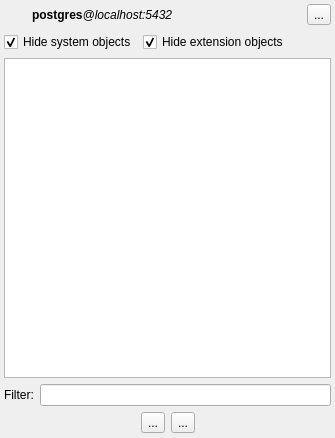
The window that libpgmodeler_ui/ui/databaseexplorerwidget.ui (pgmodeler/pgmodeler) describes before a commit, drawn with Qt 5.
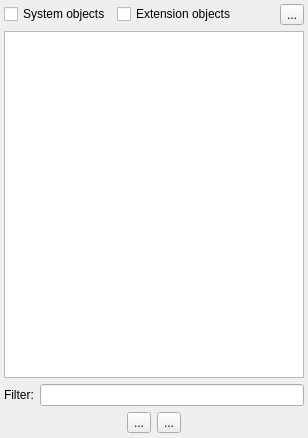
The same window after the commit. Icons and pictures are not drawn.

Patch:
```diff
--- a/libpgmodeler_ui/ui/databaseexplorerwidget.ui
+++ b/libpgmodeler_ui/ui/databaseexplorerwidget.ui
@@ -6,7 +6,7 @@
    <rect>
     <x>0</x>
     <y>0</y>
-    <width>335</width>
+    <width>308</width>
     <height>438</height>
    </rect>
   </property>
@@ -27,45 +27,45 @@
     <number>4</number>
    </property>
    <item>
-    <layout class="QHBoxLayout" name="horizontalLayout">
+    <layout class="QHBoxLayout" name="horizontalLayout_5">
      <item>
-      <widget class="QLabel" name="label_5">
-       <property name="minimumSize">
-        <size>
-         <width>22</width>
-         <height>22</height>
-        </size>
-       </property>
-       <property name="maximumSize">
-        <size>
-         <width>22</width>
-         <height>22</height>
-        </size>
-       </property>
-       <property name="text">
-        <string/>
-       </property>
-       <property name="pixmap">
-        <pixmap resource="../res/resources.qrc">:/icones/icones/database.png</pixmap>
-       </property>
-       <property name="scaledContents">
+      <widget class="QCheckBox" name="sys_objs_chk">
+       <property name="enabled">
         <bool>true</bool>
        </property>
+       <property name="sizePolicy">
+        <sizepolicy hsizetype="Preferred" vsizetype="Fixed">
+         <horstretch>0</horstretch>
+         <verstretch>0</verstretch>
+        </sizepolicy>
+       </property>
+       <property name="toolTip">
+        <string>Toggles the display of system objects.</string>
+       </property>
+       <property name="text">
+        <string>System objects</string>
+       </property>
+       <property name="checked">
+        <bool>false</bool>
+       </property>
       </widget>
      </item>
      <item>
-      <widget class="QLabel" name="db_name_lbl">
+      <widget class="QCheckBox" name="ext_objs_chk">
+       <property name="enabled">
+        <bool>true</bool>
+       </property>
        <property name="sizePolicy">
-        <sizepolicy hsizetype="Expanding" vsizetype="Preferred">
+        <sizepolicy hsizetype="Expanding" vsizetype="Fixed">
          <horstretch>0</horstretch>
          <verstretch>0</verstretch>
         </sizepolicy>
        </property>
        <property name="text">
-        <string>&lt;strong&gt;postgres&lt;/strong&gt;&lt;em&gt;@localhost:5432&lt;/em&gt;</string>
+        <string>Extension objects</string>
        </property>
-       <property name="indent">
-        <number>-1</number>
+       <property name="checked">
+        <bool>false</bool>
        </property>
       </widget>
      </item>
@@ -97,48 +97,6 @@
      </item>
     </layout>
    </item>
-   <item>
-    <layout class="QHBoxLayout" name="horizontalLayout_5">
-     <item>
-      <widget class="QCheckBox" name="hide_sys_objs_chk">
-       <property name="enabled">
-        <bool>true</bool>
-       </property>
-       <property name="sizePolicy">
-        <sizepolicy hsizetype="Preferred" vsizetype="Fixed">
-         <horstretch>0</horstretch>
-         <verstretch>0</verstretch>
-        </sizepolicy>
-       </property>
-       <property name="text">
-        <string>Hide system objects</string>
-       </property>
-       <property name="checked">
-        <bool>true</bool>
-       </property>
-      </widget>
-     </item>
-     <item>
-      <widget class="QCheckBox" name="hide_ext_objs_chk">
-       <property name="enabled">
-        <bool>true</bool>
-       </property>
-       <property name="sizePolicy">
-        <sizepolicy hsizetype="Expanding" vsizetype="Fixed">
-         <horstretch>0</horstretch>
-         <verstretch>0</verstretch>
-        </sizepolicy>
-       </property>
-       <property name="text">
-        <string>Hide extension objects</string>
-       </property>
-       <property name="checked">
-        <bool>true</bool>
-       </property>
-      </widget>
-     </item>
-    </layout>
-   </item>
    <item>
     <widget class="QTreeWidget" name="objects_trw">
      <property name="enabled">
```
Left out of the diff: 5 changed lines with no effect on the pictures.
